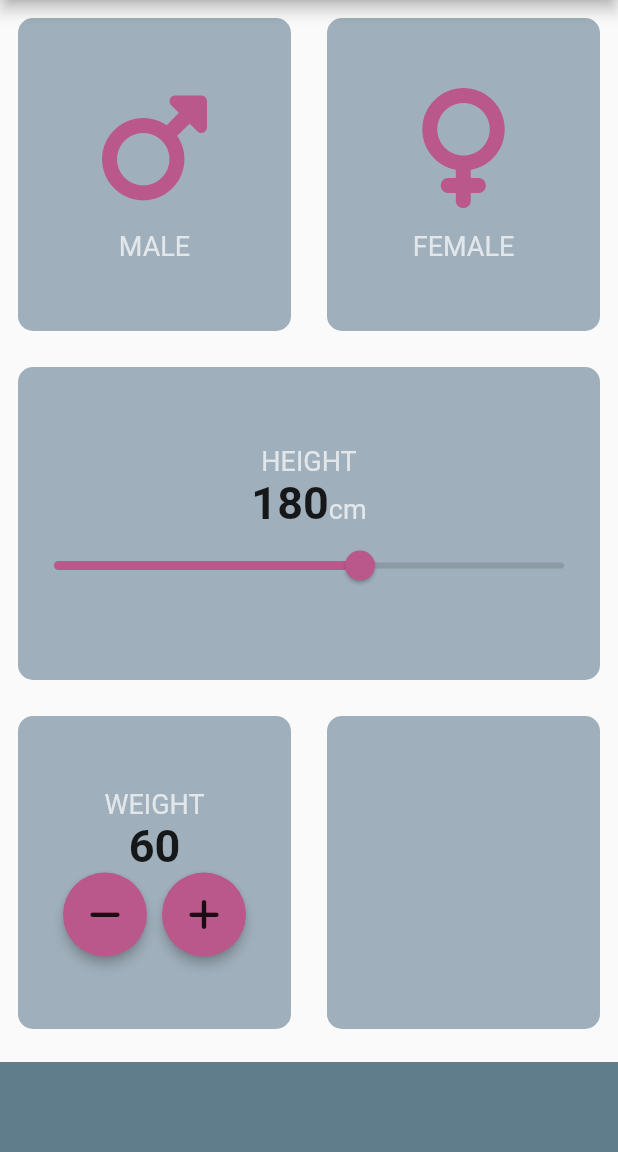
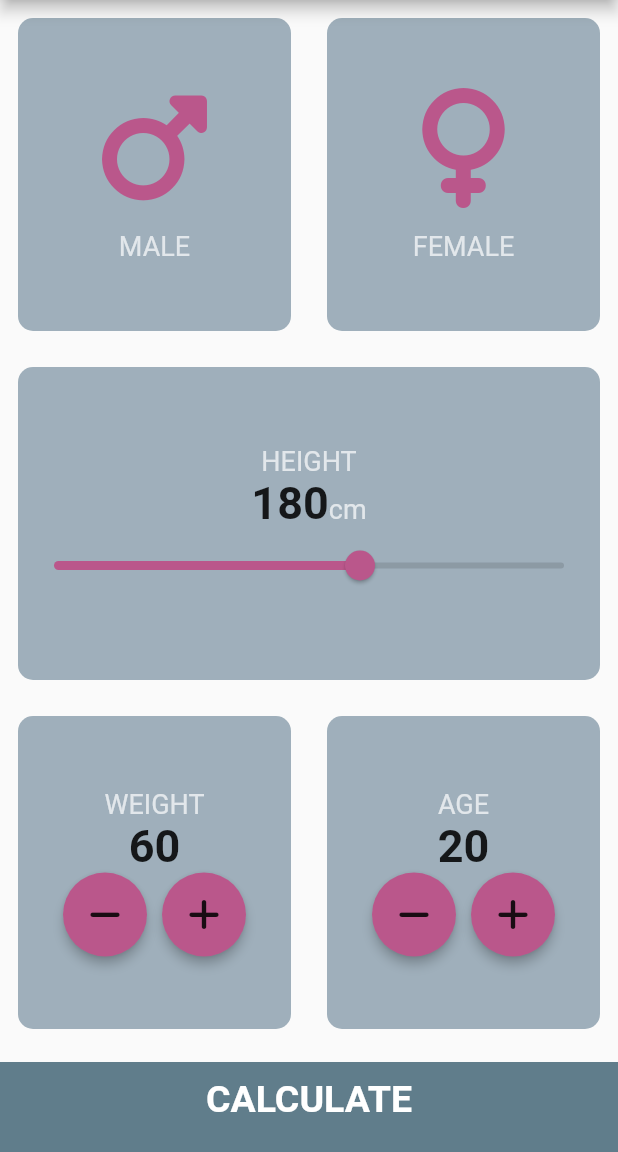
Before and after one commit to Gentle-wave/bim_calculator, a Flutter app: the screen it shows after launch, on a phone screen of 412 x 824 dp, the part 84-1236 px from its top. Run offline on Flutter 3.47's test engine with Material 2 defaults, Android fonts, the phone set to English and light mode, and no system bars; our stand-ins replace font_awesome_flutter; Roboto replaces fonts that are missing (Georgia).

```diff
--- /dev/null
+++ b/lib/bottom_button.dart
@@ -0,0 +1,30 @@
+import 'package:flutter/material.dart';
+import 'constants.dart';
+
+
+
+class Buttombutton extends StatelessWidget {
+  Buttombutton({required this.buttontitle, this.onTap});
+
+  final String buttontitle;
+  void Function()? onTap;
+
+  @override
+  Widget build(BuildContext context) {
+    return GestureDetector(
+      onTap: onTap,
+      child: Container(
+        child: Center(
+          child: Text(buttontitle,
+            style: kLargebutton,
+          ),
+        ),
+        color: kbottomcontainercolor,
+        margin: EdgeInsets.only(top: 10.0),
+        padding: EdgeInsets.only(bottom: 10.0),
+        width: double.infinity,
+        height: kbottomContainerheight,
+      ),
+    );
+  }
+}
--- a/lib/input_page.dart
+++ b/lib/input_page.dart
@@ -2,11 +2,13 @@
 //import 'dart:ui';
 
 import 'package:flutter/material.dart';
+import 'result_page.dart';
 import 'package:font_awesome_flutter/font_awesome_flutter.dart';
 import 'cont_children.dart';
 import 'reuseable_card.dart';
 import 'constants.dart';
-
+import 'bottom_button.dart';
+import 'round_iconbutton.dart';
 
 enum Gender {
   male,
@@ -22,6 +24,7 @@ class _InputPageState extends State<Inputpage> {
   Gender? selectedGender;
   int height = 180;
   int weight = 60;
+  int age = 20;
 
   @override
   Widget build(BuildContext context) {
@@ -80,17 +83,21 @@ class _InputPageState extends State<Inputpage> {
               cardChild: Column(
                 mainAxisAlignment: MainAxisAlignment.center,
                 children: [
-                  Text('HEIGHT', style: klabeltextstyle,
+                  Text(
+                    'HEIGHT',
+                    style: klabeltextstyle,
                   ),
                   Row(
                     mainAxisAlignment: MainAxisAlignment.center,
                     crossAxisAlignment: CrossAxisAlignment.baseline,
                     textBaseline: TextBaseline.alphabetic,
                     children: [
-                      Text(height.toString(),
+                      Text(
+                        height.toString(),
                         style: kothertextstyle,
                       ),
-                      Text('cm',
+                      Text(
+                        'cm',
                         style: klabeltextstyle,
                       ),
                     ],
@@ -98,20 +105,20 @@ class _InputPageState extends State<Inputpage> {
                   SliderTheme(
                     data: SliderTheme.of(context).copyWith(
                       // thumbShape: RoundSliderThumbShape(enabledThumbRadius: 10.00),
-                      activeTrackColor:Color.fromARGB(255, 186, 87, 139),
-                      thumbColor: Color.fromARGB(255,  186, 87, 139),
+                      activeTrackColor: Color.fromARGB(255, 186, 87, 139),
+                      thumbColor: Color.fromARGB(255, 186, 87, 139),
                     ),
-                    child: Slider(value: height.toDouble(),
-                    min : 120.0,
-                    max : 220.0,
+                    child: Slider(
+                        value: height.toDouble(),
+                        min: 120.0,
+                        max: 220.0,
                         // activeColor: Color.fromARGB(255, 186, 87, 139),
                         inactiveColor: Colors.black12,
                         onChanged: (double newvalue) {
                           setState(() {
                             height = newvalue.round();
                           });
-                     }
-                    ),
+                        }),
                   ),
                 ],
               ),
@@ -123,21 +130,23 @@ class _InputPageState extends State<Inputpage> {
                 Expanded(
                   child: ReuseableCard(
                     colour: kactivecardcolor,
-                    cardChild:Column(
+                    cardChild: Column(
                       mainAxisAlignment: MainAxisAlignment.center,
                       children: [
-                        Text('WEIGHT',
+                        Text(
+                          'WEIGHT',
                           style: klabeltextstyle,
                         ),
-                        Text(weight.toString(),
+                        Text(
+                          weight.toString(),
                           style: kothertextstyle,
                         ),
                         Row(
                           mainAxisAlignment: MainAxisAlignment.center,
                           children: [
                             RoundIconButton(
-                             icon:FontAwesomeIcons.minus,
-                              onpressed: (){
+                              icon: FontAwesomeIcons.minus,
+                              onpressed: () {
                                 setState(() {
                                   weight--;
                                 });
@@ -147,7 +156,8 @@ class _InputPageState extends State<Inputpage> {
                               width: 10.00,
                             ),
                             RoundIconButton(
-                                 icon: FontAwesomeIcons.plus, onpressed: (){
+                              icon: FontAwesomeIcons.plus,
+                              onpressed: () {
                                 setState(() {
                                   weight++;
                                 });
@@ -162,47 +172,59 @@ class _InputPageState extends State<Inputpage> {
                 Expanded(
                   child: ReuseableCard(
                     colour: kactivecardcolor,
-                   // cardChild:
+                    cardChild: Column(
+                      mainAxisAlignment: MainAxisAlignment.center,
+                      children: [
+                        Text(
+                          'AGE',
+                          style: klabeltextstyle,
+                        ),
+                        Text(
+                          age.toString(),
+                          style: kothertextstyle,
+                        ),
+                        Row(
+                          mainAxisAlignment: MainAxisAlignment.center,
+                          children: [
+                            RoundIconButton(
+                                icon: FontAwesomeIcons.minus,
+                                onpressed: () {
+                                  setState(() {
+                                    age--;
+                                  });
+                                }),
+                            SizedBox(
+                              width: 10.00,
+                            ),
+                            RoundIconButton(
+                                icon: FontAwesomeIcons.plus,
+                                onpressed: () {
+                                  setState(() {
+                                    age++;
+                                  }
+                                  );
+                                }
+                                ),
+                          ],
+                        )
+                      ],
+                    ),
                   ),
                 ),
               ],
             ),
           ),
-          Container(
-            color: kbottomcontainercolor,
-            margin: const EdgeInsets.only(top: 10.0),
-            width: double.infinity,
-            height: kbottomContainerheight,
-          )
+          Buttombutton(
+            buttontitle: 'CALCULATE',
+            onTap: () {
+              Navigator.push(
+                context,
+                MaterialPageRoute(builder: (context) => const Results()),
+              );
+            },
+          ),
         ],
       ),
     );
   }
 }
-
-
-
-
-// ignore: must_be_immutable
-class RoundIconButton extends StatelessWidget {
-
-    RoundIconButton({required this.icon, required this.onpressed}) ;
-
-    final IconData icon;
-    void Function()? onpressed;
-
-    @override
-    Widget build(BuildContext context) {
-      return RawMaterialButton(
-        child: Icon(icon),
-        onPressed: onpressed,
-        elevation: 3.0,
-        constraints: BoxConstraints.tightFor(
-          width: 56.0,
-          height: 56.0,
-        ),
-        shape: CircleBorder(),
-        fillColor: Color.fromARGB(255, 186, 87, 139),
-      );
-    }
-}
--- /dev/null
+++ b/lib/round_iconbutton.dart
@@ -0,0 +1,24 @@
+import 'package:flutter/material.dart';
+
+// ignore: must_be_immutable
+class RoundIconButton extends StatelessWidget {
+  RoundIconButton({required this.icon, required this.onpressed});
+
+  final IconData icon;
+  void Function()? onpressed;
+
+  @override
+  Widget build(BuildContext context) {
+    return RawMaterialButton(
+      child: Icon(icon),
+      onPressed: onpressed,
+      elevation: 3.0,
+      constraints: BoxConstraints.tightFor(
+        width: 56.0,
+        height: 56.0,
+      ),
+      shape: CircleBorder(),
+      fillColor: Color.fromARGB(255, 186, 87, 139),
+    );
+  }
+}
```
Also changed, not shown: lib/constants.dart (+30 -0 lines), lib/result_page.dart (added, +69 -0 lines), lib/cont_children.dart (line endings or trailing spaces), lib/main.dart (line endings or trailing spaces). Lines whose indentation alone changed are shown as unchanged.
